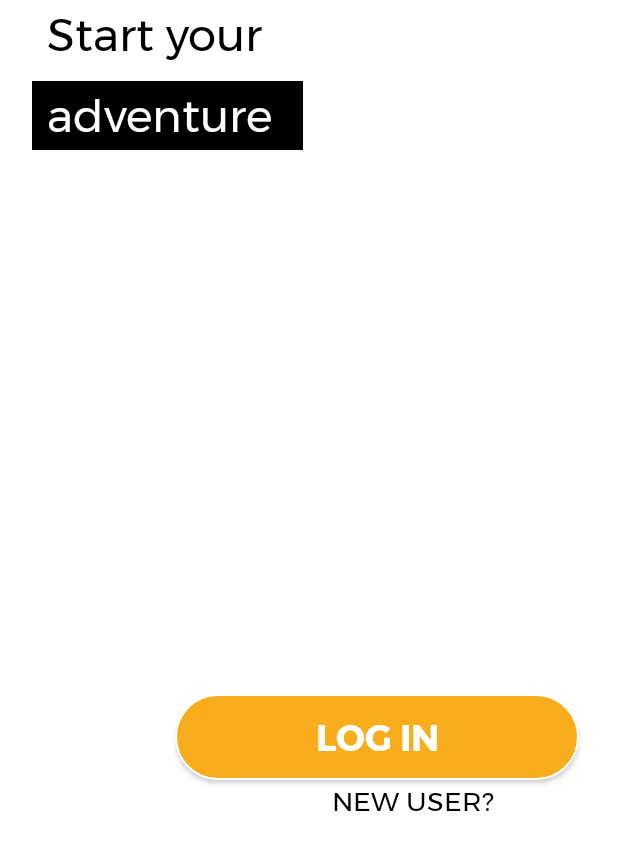
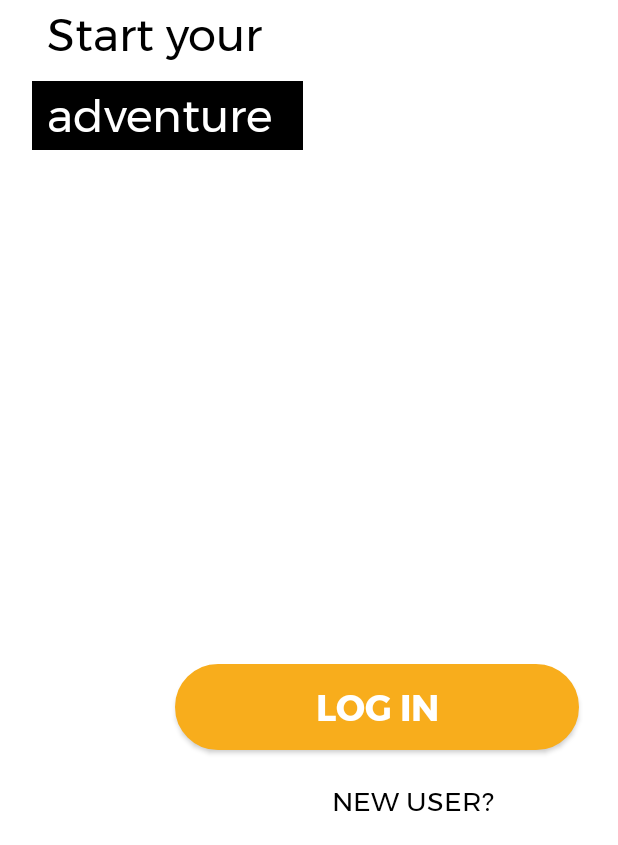
Before and after one commit to amalrajan/Cyclo, an Android app: the screen it shows after launch (MainActivity), on a phone screen of 412 x 824 dp, the part 391-1236 px from its top. Run offline under Robolectric (Android 15) with nearby library versions, the phone set to English and light mode, and no system bars.

Commit message:
Update layout

```diff
--- a/app/src/main/res/drawable/button_rounded.xml
+++ b/app/src/main/res/drawable/button_rounded.xml
@@ -5,7 +5,7 @@
     <stroke
         android:drawable="@android:color/transparent"
         android:width="1dp"
-        android:color="#FFFFFF" >
+        android:color="#f8ad1c" >
     </stroke>
 
     <solid android:color="#f8ad1c" />
--- a/app/src/main/res/layout/activity_main.xml
+++ b/app/src/main/res/layout/activity_main.xml
@@ -71,6 +71,7 @@
         android:id="@+id/button"
         android:layout_width="269dp"
         android:layout_height="57dp"
+        android:layout_marginBottom="20dp"
         android:layout_marginRight="20dp"
         android:background="@drawable/button_rounded"
         android:fontFamily="@font/montserrat_bold"
```
